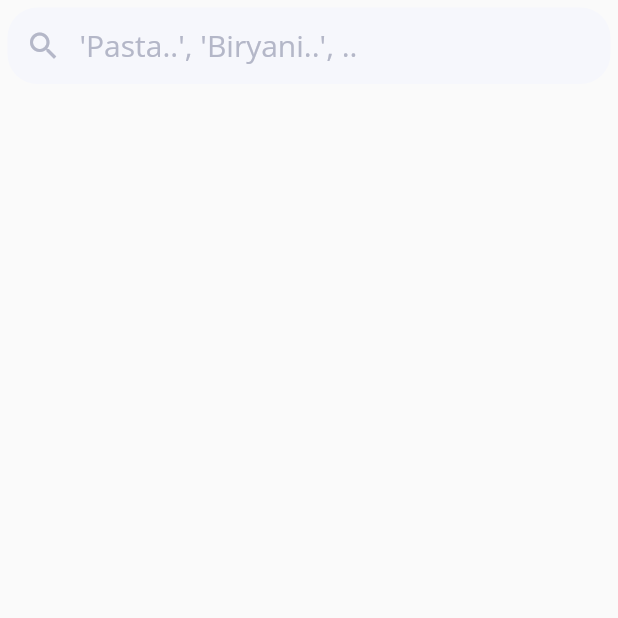
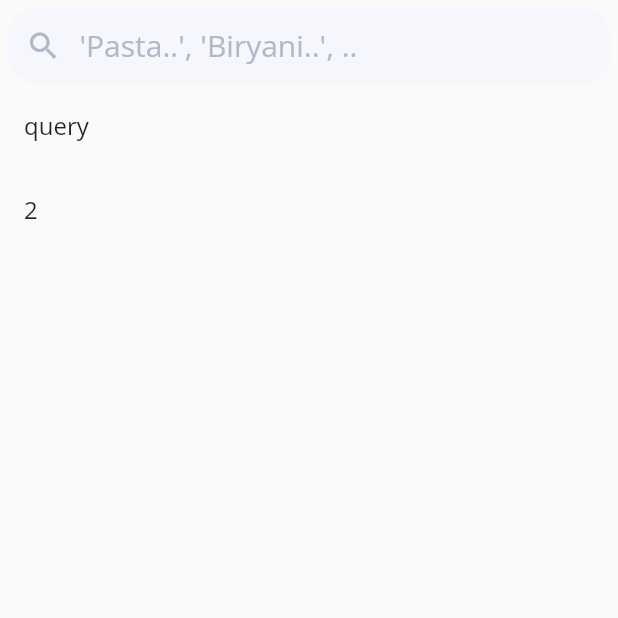
Before and after one commit to shubhamshelar/Food_Mania, a Flutter app: the DriverPage screen opened directly, after a tap on "Search", on a phone screen of 412 x 824 dp, the top half of it. Run offline on Flutter 3.47's test engine with Material 2 defaults, Android fonts, the phone set to English and light mode, and no system bars.

```diff
--- a/lib/main.dart
+++ b/lib/main.dart
@@ -15,7 +15,7 @@ class MyApp extends StatelessWidget {
       theme: ThemeData(
         fontFamily: 'OpenSans',
       ),
-      home: ListScreen(),
+      home: DriverPage(),
     );
   }
 }
--- a/lib/screens/home_screen.dart
+++ b/lib/screens/home_screen.dart
@@ -45,33 +45,13 @@ class _HomeScreenState extends State<HomeScreen> {
                 padding:
                     const EdgeInsets.symmetric(horizontal: 8.0, vertical: 15.0),
                 child: SearchBar(
-                  recipe: recipe,
+                  setRecipe: (String? newValue) {
+                    recipe = newValue;
+                  },
                 ),
               ),
               Center(
-                child: ElevatedButton(
-                  onPressed: () {
-                    Navigator.of(context).push(
-                        MaterialPageRoute(builder: (context) => ListScreen()));
-                  },
-                  style: ButtonStyle(
-                      shape: MaterialStateProperty.all<RoundedRectangleBorder>(
-                          RoundedRectangleBorder(
-                        borderRadius: BorderRadius.circular(13.0),
-                      )),
-                      backgroundColor:
-                          const MaterialStatePropertyAll<Color>(primary),
-                      foregroundColor:
-                          const MaterialStatePropertyAll<Color>(secondary)),
-                  child: const Padding(
-                    padding: EdgeInsets.symmetric(horizontal: 28.0),
-                    child: Text(
-                      "Search",
-                      style: TextStyle(
-                          fontSize: 20.0, fontWeight: FontWeight.w500),
-                    ),
-                  ),
-                ),
+                child: SearchButton(context),
               )
             ],
           ),
@@ -79,4 +59,28 @@ class _HomeScreenState extends State<HomeScreen> {
       ),
     );
   }
+
+  ElevatedButton SearchButton(BuildContext context) {
+    return ElevatedButton(
+      onPressed: () {
+        //print(recipe);
+        Navigator.of(context).push(
+            MaterialPageRoute(builder: (context) => ListScreen(query: recipe)));
+      },
+      style: ButtonStyle(
+          shape: MaterialStateProperty.all<RoundedRectangleBorder>(
+              RoundedRectangleBorder(
+            borderRadius: BorderRadius.circular(13.0),
+          )),
+          backgroundColor: const MaterialStatePropertyAll<Color>(primary),
+          foregroundColor: const MaterialStatePropertyAll<Color>(secondary)),
+      child: const Padding(
+        padding: EdgeInsets.symmetric(horizontal: 28.0),
+        child: Text(
+          "Search",
+          style: TextStyle(fontSize: 20.0, fontWeight: FontWeight.w500),
+        ),
+      ),
+    );
+  }
 }
--- a/lib/screens/list_screen.dart
+++ b/lib/screens/list_screen.dart
@@ -1,27 +1,11 @@
 import 'package:flutter/material.dart';
+import 'package:foodmania/Services/api.dart';
 import 'package:foodmania/widgets/search_bar.dart';
 
-class ListScreen extends StatefulWidget {
-  @override
-  _ListScreenState createState() => _ListScreenState();
-}
-
-class _ListScreenState extends State<ListScreen> {
-  List<String> _searchResults = [];
-
-  void _onSearchTextChanged(String searchText) {
-    // Perform your search operation and populate the search results
-    // into the _searchResults list.
-    // For this example, we'll just generate some sample search results.
-    List<String> results = [];
-    for (int i = 0; i < 10; i++) {
-      results.add('Search Result ${i + 1}');
-    }
-
-    setState(() {
-      _searchResults = results;
-    });
-  }
+class ListScreen extends StatelessWidget {
+  final String? query;
+  ListScreen({super.key, this.query});
+  List<String> _searchResults = ['query', '2'];
 
   @override
   Widget build(BuildContext context) {
@@ -31,7 +15,9 @@ class _ListScreenState extends State<ListScreen> {
           children: <Widget>[
             Padding(
               padding: const EdgeInsets.only(top: 5.0, left: 5.0, right: 5.0),
-              child: SearchBar(),
+              child: SearchBar(
+                setRecipe: (newValue) {},
+              ),
             ),
             Expanded(
               child: ListView.builder(
--- a/lib/widgets/search_bar.dart
+++ b/lib/widgets/search_bar.dart
@@ -3,8 +3,8 @@ import 'package:flutter/material.dart';
 import '../utility/constants.dart';
 
 class SearchBar extends StatelessWidget {
-  String? recipe;
-  SearchBar({super.key, this.recipe});
+  final Function setRecipe;
+  SearchBar({super.key, required this.setRecipe});
 
   @override
   Widget build(BuildContext context) {
@@ -22,7 +22,7 @@ class SearchBar extends StatelessWidget {
             hintText: "'Pasta..', 'Biryani..', ..",
             hintStyle: TextStyle(color: black2, fontSize: 20.0)),
         onChanged: (newValue) {
-          recipe = newValue;
+          setRecipe(newValue);
         },
       ),
     );
```
